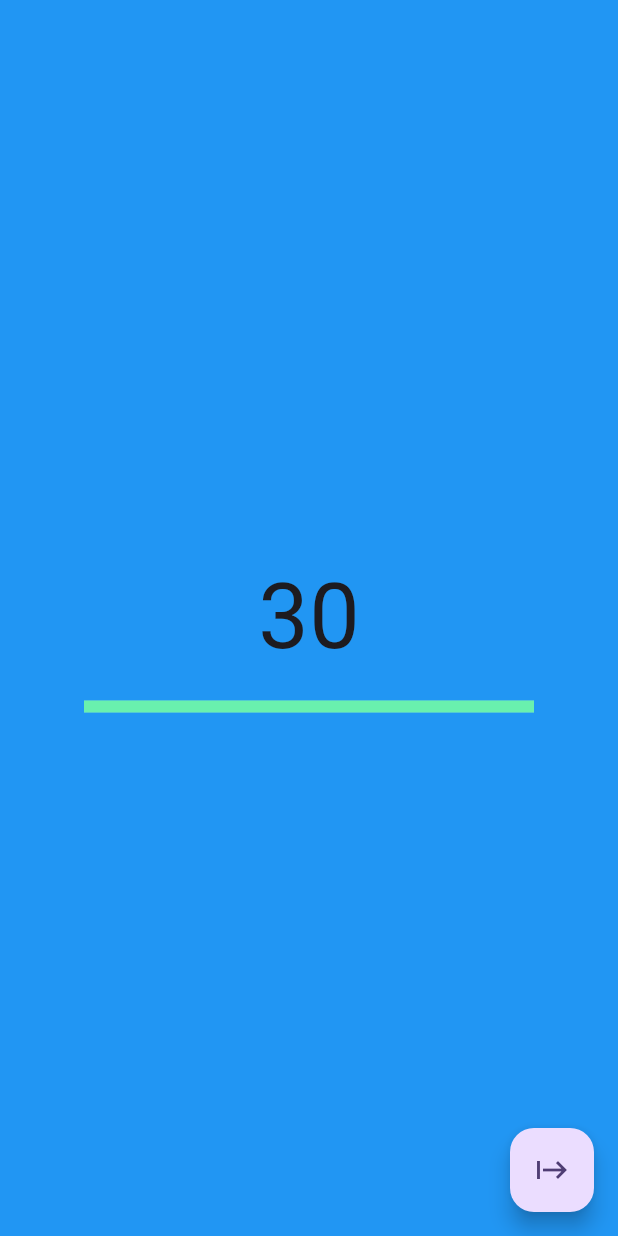
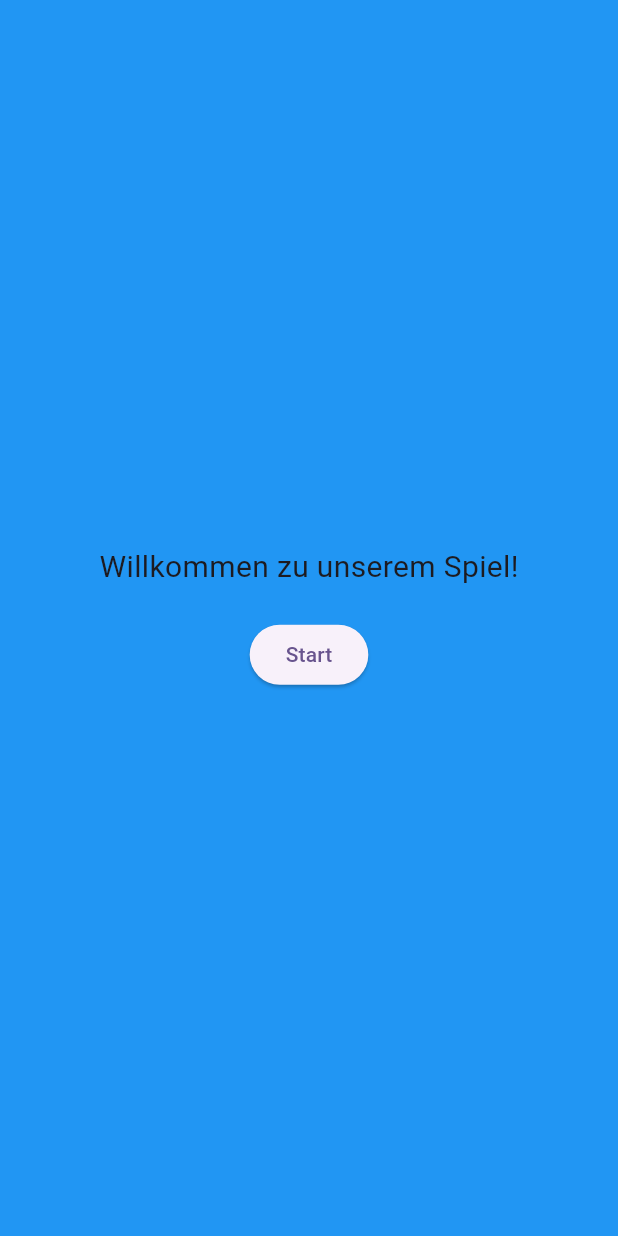
Before and after one commit to codePenta/HotPotato, a Flutter app: the screen it shows after launch, on a phone screen of 412 x 824 dp. Run offline on Flutter 3.47's test engine with Material 3 defaults, Android fonts, the phone set to English and light mode, and no system bars.

Commit message:
feat(game start screen): added a starting screen to the game

```diff
--- a/lib/routing/router.dart
+++ b/lib/routing/router.dart
@@ -2,6 +2,7 @@ import 'package:flutter/material.dart';
 import 'package:hot_potato/routing/route_paths.dart';
 import 'package:hot_potato/ui/ending/widgets/game_ending_widget.dart';
 import 'package:hot_potato/ui/main/widgets/main_widget.dart';
+import 'package:hot_potato/ui/timer/widgets/timer_screen.dart';
 
 class AppRouter {
   static Route<dynamic> generateRoute(RouteSettings settings) {
@@ -10,6 +11,8 @@ class AppRouter {
         return MaterialPageRoute(builder: (_) => MainWidget());
       case RoutePaths.endingRoute:
         return MaterialPageRoute(builder: (_) => GameEndingWidget());
+      case RoutePaths.startRoute:
+        return MaterialPageRoute(builder: (_) => TimerScreen());
       default:
         return MaterialPageRoute(
           builder: (_) => Scaffold(
--- a/lib/ui/ending/widgets/game_ending_widget.dart
+++ b/lib/ui/ending/widgets/game_ending_widget.dart
@@ -29,7 +29,7 @@ class _GameEndingWidget extends State<GameEndingWidget>
             ElevatedButton(
               onPressed: () {
                 timerViewModel.restartTimer();
-                Navigator.of(context).pushNamed(RoutePaths.homeRoute);
+                Navigator.of(context).pushNamed(RoutePaths.startRoute);
               },
               child: const Text("Start new game"),
             ),
--- a/lib/ui/main/widgets/main_widget.dart
+++ b/lib/ui/main/widgets/main_widget.dart
@@ -1,5 +1,5 @@
 import 'package:flutter/material.dart';
-import 'package:hot_potato/ui/timer/widgets/timer_screen.dart';
+import 'package:hot_potato/ui/starting/widgets/game_start_screen.dart';
 
 class MainWidget extends StatefulWidget {
   const MainWidget({super.key});
@@ -11,6 +11,6 @@ class MainWidget extends StatefulWidget {
 class _MainWidget extends State<MainWidget> {
   @override
   Widget build(BuildContext context) {
-    return TimerScreen();
+    return GameStartScreen();
   }
 }
--- /dev/null
+++ b/lib/ui/starting/widgets/game_start_screen.dart
@@ -0,0 +1,16 @@
+import 'package:flutter/material.dart';
+import 'package:hot_potato/routing/route_paths.dart';
+import 'package:hot_potato/ui/starting/widgets/game_start_view.dart';
+
+class GameStartScreen extends StatelessWidget {
+  const GameStartScreen({super.key});
+
+  @override
+  Widget build(BuildContext context) {
+    return GameStartView(
+      greetingsText: "Willkommen zu unserem Spiel!",
+      onStartCallback: () =>
+          Navigator.of(context).pushNamed(RoutePaths.startRoute),
+    );
+  }
+}
--- /dev/null
+++ b/lib/ui/starting/widgets/game_start_view.dart
@@ -0,0 +1,35 @@
+import 'package:flutter/material.dart';
+
+class GameStartView extends StatelessWidget {
+  final String greetingsText;
+  final VoidCallback onStartCallback;
+  final TextStyle headingStyle = const TextStyle(fontSize: 20);
+
+  const GameStartView({
+    super.key,
+    required this.greetingsText,
+    required this.onStartCallback,
+  });
+
+  @override
+  Widget build(BuildContext context) {
+    return Scaffold(
+      body: Container(
+        color: Colors.blue,
+        child: Center(
+          child: Column(
+            mainAxisSize: MainAxisSize.min,
+            children: [
+              Text(greetingsText, style: headingStyle),
+              const SizedBox(height: 20),
+              ElevatedButton(
+                onPressed: onStartCallback,
+                child: const Text("Start"),
+              ),
+            ],
+          ),
+        ),
+      ),
+    );
+  }
+}
```
